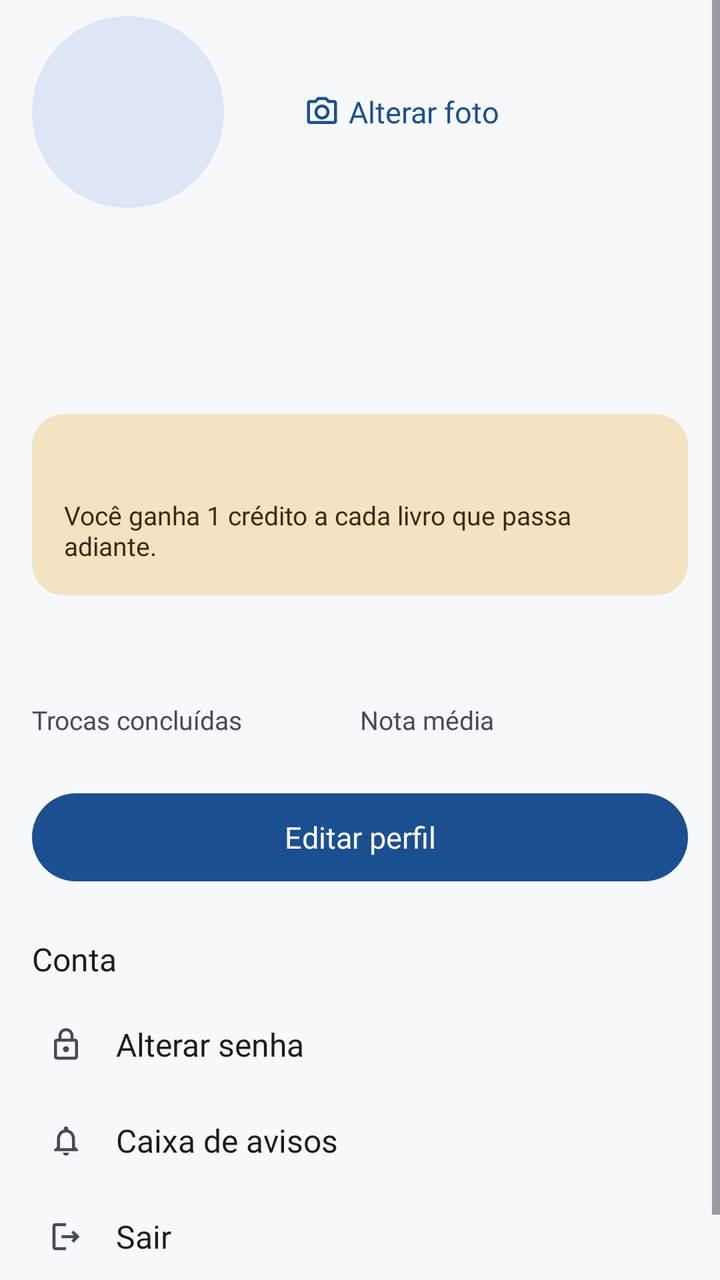
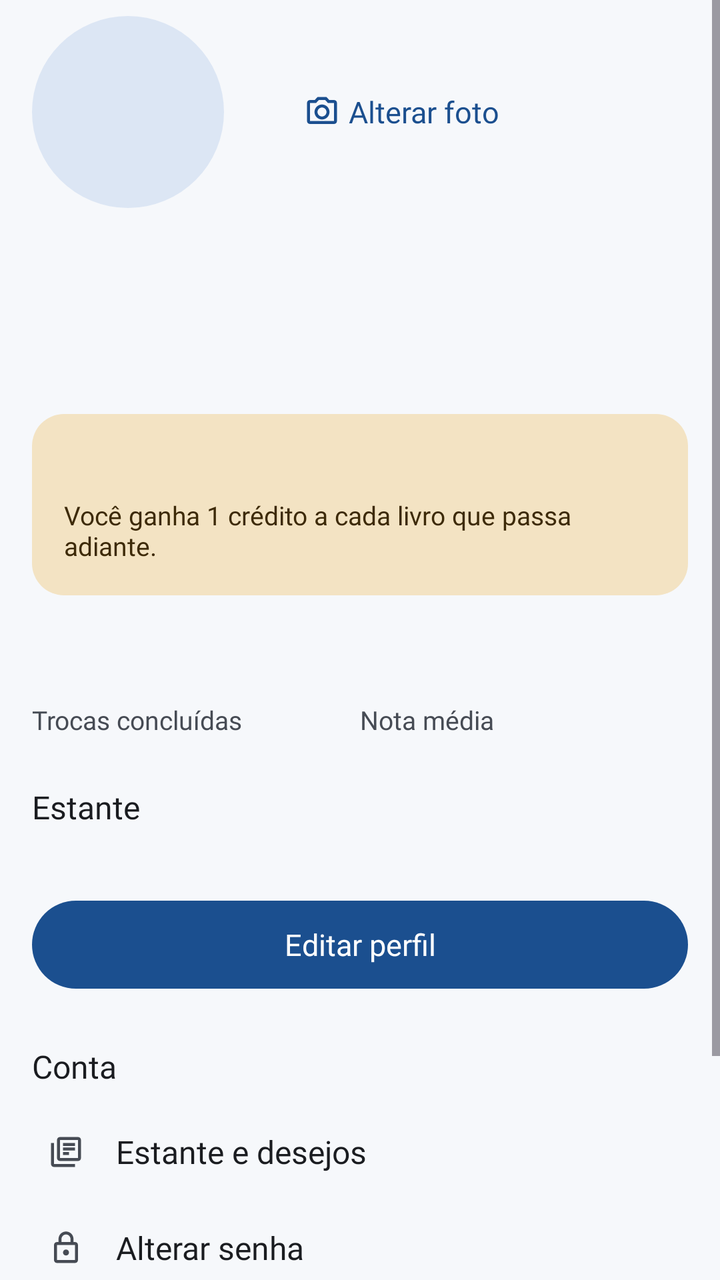

Two renders of the same Android screen: before a commit and after it. Below are the layout's source before the change and the commit's diff.
<!-- AndroidManifest.xml: application theme Theme.LeiaUFMS -->
<!-- res/layout/fragment_profile.xml -->
<?xml version="1.0" encoding="utf-8"?>
<ScrollView xmlns:android="http://schemas.android.com/apk/res/android"
    xmlns:app="http://schemas.android.com/apk/res-auto"
    android:layout_width="match_parent"
    android:layout_height="match_parent"
    android:defaultFocusHighlightEnabled="false">

    <LinearLayout
        android:layout_width="match_parent"
        android:layout_height="wrap_content"
        android:orientation="vertical"
        android:paddingStart="@dimen/screen_margin"
        android:paddingTop="@dimen/space_xs"
        android:paddingEnd="@dimen/screen_margin"
        android:paddingBottom="@dimen/space_xl">

        <LinearLayout
            android:layout_width="match_parent"
            android:layout_height="wrap_content"
            android:gravity="center_vertical"
            android:orientation="horizontal">

            <include
                android:id="@+id/avatar"
                layout="@layout/view_avatar" />

            <com.google.android.material.button.MaterialButton
                android:id="@+id/button_change_photo"
                style="?attr/borderlessButtonStyle"
                android:layout_width="wrap_content"
                android:layout_height="wrap_content"
                android:layout_marginStart="@dimen/space_m"
                android:text="@string/action_change_photo"
                app:icon="@drawable/ic_camera" />
        </LinearLayout>

        <TextView
            android:id="@+id/text_name"
            android:layout_width="match_parent"
            android:layout_height="wrap_content"
            android:layout_marginTop="@dimen/space_m"
            android:accessibilityHeading="true"
            android:textAppearance="@style/TextAppearance.Leia.Display"
            android:textColor="@color/leia_on_background" />

        <TextView
            android:id="@+id/text_course"
            android:layout_width="match_parent"
            android:layout_height="wrap_content"
            android:layout_marginTop="@dimen/space_xxs"
            android:textAppearance="@style/TextAppearance.Leia.Body"
            android:textColor="@color/leia_on_surface_variant" />

        <TextView
            android:id="@+id/text_status"
            android:layout_width="match_parent"
            android:layout_height="wrap_content"
            android:layout_marginTop="@dimen/space_xs"
            android:textAppearance="@style/TextAppearance.Leia.Body"
            android:textColor="@color/leia_on_background"
            android:visibility="gone" />

        <LinearLayout
            android:id="@+id/credits_box"
            android:layout_width="match_parent"
            android:layout_height="wrap_content"
            android:layout_marginTop="@dimen/space_l"
            android:background="@drawable/bg_credits"
            android:focusable="true"
            android:orientation="vertical"
            android:padding="@dimen/space_m">

            <TextView
                android:id="@+id/text_credits"
                android:layout_width="match_parent"
                android:layout_height="wrap_content"
                android:textAppearance="@style/TextAppearance.Leia.Title"
                android:textColor="@color/leia_on_tertiary_container" />

            <TextView
                android:id="@+id/text_credits_reserved"
                android:layout_width="match_parent"
                android:layout_height="wrap_content"
                android:textAppearance="@style/TextAppearance.Leia.BodySmall"
                android:textColor="@color/leia_on_tertiary_container"
                android:visibility="gone" />

            <TextView
                android:layout_width="match_parent"
                android:layout_height="wrap_content"
                android:layout_marginTop="@dimen/space_xxs"
                android:text="@string/credits_hint"
                android:textAppearance="@style/TextAppearance.Leia.Caption"
                android:textColor="@color/leia_on_tertiary_container" />
        </LinearLayout>

        <LinearLayout
            android:layout_width="match_parent"
            android:layout_height="wrap_content"
            android:layout_marginTop="@dimen/space_l"
            android:baselineAligned="false"
            android:orientation="horizontal">

            <LinearLayout
                android:id="@+id/metric_trades"
                android:layout_width="0dp"
                android:layout_height="wrap_content"
                android:layout_weight="1"
                android:focusable="true"
                android:orientation="vertical">

                <TextView
                    android:id="@+id/value_trades"
                    android:layout_width="match_parent"
                    android:layout_height="wrap_content"
                    android:textAppearance="@style/TextAppearance.Leia.Headline"
                    android:textColor="@color/leia_on_background" />

                <TextView
                    android:layout_width="match_parent"
                    android:layout_height="wrap_content"
                    android:text="@string/metric_trades"
                    android:textAppearance="@style/TextAppearance.Leia.Caption"
                    android:textColor="@color/leia_on_surface_variant" />
            </LinearLayout>

            <LinearLayout
                android:id="@+id/metric_rating"
                android:layout_width="0dp"
                android:layout_height="wrap_content"
                android:layout_weight="1"
                android:focusable="true"
                android:orientation="vertical">

                <TextView
                    android:id="@+id/value_rating"
                    android:layout_width="match_parent"
                    android:layout_height="wrap_content"
                    android:textAppearance="@style/TextAppearance.Leia.Headline"
                    android:textColor="@color/leia_on_background" />

                <TextView
                    android:layout_width="match_parent"
                    android:layout_height="wrap_content"
                    android:text="@string/metric_rating"
                    android:textAppearance="@style/TextAppearance.Leia.Caption"
                    android:textColor="@color/leia_on_surface_variant" />
            </LinearLayout>
        </LinearLayout>

        <TextView
            android:id="@+id/text_no_trades"
            android:layout_width="match_parent"
            android:layout_height="wrap_content"
            android:layout_marginTop="@dimen/space_xs"
            android:text="@string/profile_no_trades"
            android:textAppearance="@style/TextAppearance.Leia.BodySmall"
            android:textColor="@color/leia_on_surface_variant"
            android:visibility="gone" />

        <LinearLayout
            android:id="@+id/extra_sections"
            android:layout_width="match_parent"
            android:layout_height="wrap_content"
            android:orientation="vertical" />

        <LinearLayout
            android:id="@+id/account_section"
            android:layout_width="match_parent"
            android:layout_height="wrap_content"
            android:orientation="vertical">

            <com.google.android.material.button.MaterialButton
                android:id="@+id/button_edit"
                android:layout_width="match_parent"
                android:layout_height="wrap_content"
                android:layout_marginTop="@dimen/space_l"
                android:text="@string/action_edit_profile" />

            <TextView
                style="@style/Widget.Leia.SectionTitle"
                android:text="@string/section_account" />

            <com.google.android.material.button.MaterialButton
                android:id="@+id/button_password"
                style="@style/Widget.Leia.ListAction"
                android:text="@string/action_change_password"
                app:icon="@drawable/ic_lock" />

            <com.google.android.material.button.MaterialButton
                android:id="@+id/button_inbox"
                style="@style/Widget.Leia.ListAction"
                android:text="@string/action_open_inbox"
                app:icon="@drawable/ic_notifications" />

            <com.google.android.material.button.MaterialButton
                android:id="@+id/button_points"
                style="@style/Widget.Leia.ListAction"
                android:text="@string/action_manage_points"
                android:visibility="gone"
                app:icon="@drawable/ic_map" />

            <com.google.android.material.button.MaterialButton
                android:id="@+id/button_logout"
                style="@style/Widget.Leia.ListAction"
                android:text="@string/action_logout"
                app:icon="@drawable/ic_logout" />
        </LinearLayout>
    </LinearLayout>
</ScrollView>
<!-- res/layout/view_avatar.xml (included above) -->
<?xml version="1.0" encoding="utf-8"?>
<FrameLayout xmlns:android="http://schemas.android.com/apk/res/android"
    xmlns:app="http://schemas.android.com/apk/res-auto"
    android:id="@+id/avatar"
    android:layout_width="@dimen/avatar_large"
    android:layout_height="@dimen/avatar_large">

    <com.google.android.material.imageview.ShapeableImageView
        android:id="@+id/avatar_image"
        android:layout_width="match_parent"
        android:layout_height="match_parent"
        android:background="@color/leia_primary_container"
        android:scaleType="centerCrop"
        app:shapeAppearanceOverlay="@style/ShapeAppearance.Leia.Circle" />

    <TextView
        android:id="@+id/avatar_initials"
        android:layout_width="match_parent"
        android:layout_height="match_parent"
        android:gravity="center"
        android:importantForAccessibility="no"
        android:textAppearance="@style/TextAppearance.Leia.Display"
        android:textColor="@color/leia_on_primary_container" />
</FrameLayout>
<!-- resources referenced by this layout -->
<resources>
  <color name="leia_on_background">#1A1C20</color>
  <color name="leia_on_primary_container">#0D2A4D</color>
  <color name="leia_on_surface_variant">#464B54</color>
  <color name="leia_on_tertiary_container">#3D2A08</color>
  <color name="leia_primary_container">#DCE6F4</color>
  <dimen name="avatar_large">96dp</dimen>
  <dimen name="screen_margin">16dp</dimen>
  <dimen name="space_l">24dp</dimen>
  <dimen name="space_m">16dp</dimen>
  <dimen name="space_xl">32dp</dimen>
  <dimen name="space_xs">8dp</dimen>
  <dimen name="space_xxs">4dp</dimen>
  <string name="action_change_password">Alterar senha</string>
  <string name="action_change_photo">Alterar foto</string>
  <string name="action_edit_profile">Editar perfil</string>
  <string name="action_logout">Sair</string>
  <string name="action_manage_points">Pontos seguros</string>
  <string name="action_open_inbox">Caixa de avisos</string>
  <string name="credits_hint">Você ganha 1 crédito a cada livro que passa adiante.</string>
  <string name="metric_rating">Nota média</string>
  <string name="metric_trades">Trocas concluídas</string>
  <string name="profile_no_trades">Ainda não concluiu trocas.</string>
  <string name="section_account">Conta</string>
  <style name="ShapeAppearance.Leia.Circle" parent="">
          <item name="cornerFamily">rounded</item>
          <item name="cornerSize">50%</item>
      </style>
  <style name="Theme.LeiaUFMS" parent="Base.Theme.LeiaUFMS" />
  <color name="leia_tertiary_container">#F3E3C3</color>
  <dimen name="radius_l">16dp</dimen>
  <dimen name="touch_target">48dp</dimen>
  <color name="leia_primary">#1B4F8F</color>
  <color name="leia_on_primary">#FFFFFF</color>
  <color name="leia_tertiary">#8A5A12</color>
  <color name="leia_on_tertiary">#FFFFFF</color>
  <color name="leia_error">#B3261E</color>
  <color name="leia_on_error">#FFFFFF</color>
  <color name="leia_error_container">#F9DEDC</color>
  <color name="leia_on_error_container">#410E0B</color>
  <color name="leia_background">#F6F8FB</color>
  <color name="leia_surface_container">#EDF1F6</color>
  <color name="leia_surface">#FFFFFF</color>
  <color name="leia_outline">#747A84</color>
  <color name="leia_inverse_primary">#A8C8F5</color>
  <color name="leia_outline_variant">#DDE2EA</color>
  <style name="ShapeAppearance.Leia.Small" parent="ShapeAppearance.Material3.Corner.Small">
          <item name="cornerFamily">rounded</item>
          <item name="cornerSize">@dimen/radius_s</item>
      </style>
  <style name="ShapeAppearance.Leia.Medium" parent="ShapeAppearance.Material3.Corner.Medium">
          <item name="cornerFamily">rounded</item>
          <item name="cornerSize">@dimen/radius_m</item>
      </style>
  <style name="ShapeAppearance.Leia.Large" parent="ShapeAppearance.Material3.Corner.Large">
          <item name="cornerFamily">rounded</item>
          <item name="cornerSize">@dimen/radius_l</item>
      </style>
  <style name="Widget.Leia.Chip" parent="Widget.Material3.Chip.Filter">
          <item name="chipMinTouchTargetSize">@dimen/touch_target</item>
      </style>
  <dimen name="radius_s">8dp</dimen>
  <dimen name="radius_m">12dp</dimen>
  <dimen name="button_height">52dp</dimen>
  <dimen name="radius_pill">26dp</dimen>
  <dimen name="stroke_hairline">1dp</dimen>
  <dimen name="elevation_flat">0dp</dimen>
  <!-- unchanged entries left out for length: 26 -->
</resources>

<!-- the commit's change to res/layout/fragment_profile.xml (unified diff, before → after) -->
@@ -158,6 +158,16 @@
             android:textColor="@color/leia_on_surface_variant"
             android:visibility="gone" />
 
+        <TextView
+            style="@style/Widget.Leia.SectionTitle"
+            android:text="@string/profile_shelf_title" />
+
+        <LinearLayout
+            android:id="@+id/shelf_preview"
+            android:layout_width="match_parent"
+            android:layout_height="wrap_content"
+            android:orientation="vertical" />
+
         <LinearLayout
             android:id="@+id/extra_sections"
             android:layout_width="match_parent"
@@ -180,6 +190,12 @@
             <TextView
                 style="@style/Widget.Leia.SectionTitle"
                 android:text="@string/section_account" />
+
+            <com.google.android.material.button.MaterialButton
+                android:id="@+id/button_shelf"
+                style="@style/Widget.Leia.ListAction"
+                android:text="@string/action_open_shelf"
+                app:icon="@drawable/ic_library" />
 
             <com.google.android.material.button.MaterialButton
                 android:id="@+id/button_password"
<!-- resource entries referenced after the edit -->
@@ -12,16 +12,30 @@
   <dimen name="space_xl">32dp</dimen>
   <dimen name="space_xs">8dp</dimen>
   <dimen name="space_xxs">4dp</dimen>
+  <!-- drawable ic_library (drawable) -->
+  <vector xmlns:android="http://schemas.android.com/apk/res/android"
+      android:width="24dp"
+      android:height="24dp"
+      android:viewportWidth="24"
+      android:viewportHeight="24"
+      android:tint="?attr/colorOnSurface"
+      android:autoMirrored="true">
+    <path
+        android:fillColor="@android:color/white"
+        android:pathData="M4,6L2,6v14c0,1.1 0.9,2 2,2h14v-2L4,20L4,6zM20,2L8,2c-1.1,0 -2,0.9 -2,2v12c0,1.1 0.9,2 2,2h12c1.1,0 2,-0.9 2,-2L22,4c0,-1.1 -0.9,-2 -2,-2zM20,16L8,16L8,4h12v12zM10,9h8v2h-8zM10,12h4v2h-4zM10,6h8v2h-8z"/>
+  </vector>
   <string name="action_change_password">Alterar senha</string>
   <string name="action_change_photo">Alterar foto</string>
   <string name="action_edit_profile">Editar perfil</string>
   <string name="action_logout">Sair</string>
   <string name="action_manage_points">Pontos seguros</string>
   <string name="action_open_inbox">Caixa de avisos</string>
+  <string name="action_open_shelf">Estante e desejos</string>
   <string name="credits_hint">Você ganha 1 crédito a cada livro que passa adiante.</string>
   <string name="metric_rating">Nota média</string>
   <string name="metric_trades">Trocas concluídas</string>
   <string name="profile_no_trades">Ainda não concluiu trocas.</string>
+  <string name="profile_shelf_title">Estante</string>
   <string name="section_account">Conta</string>
   <style name="ShapeAppearance.Leia.Circle" parent="">
           <item name="cornerFamily">rounded</item>
